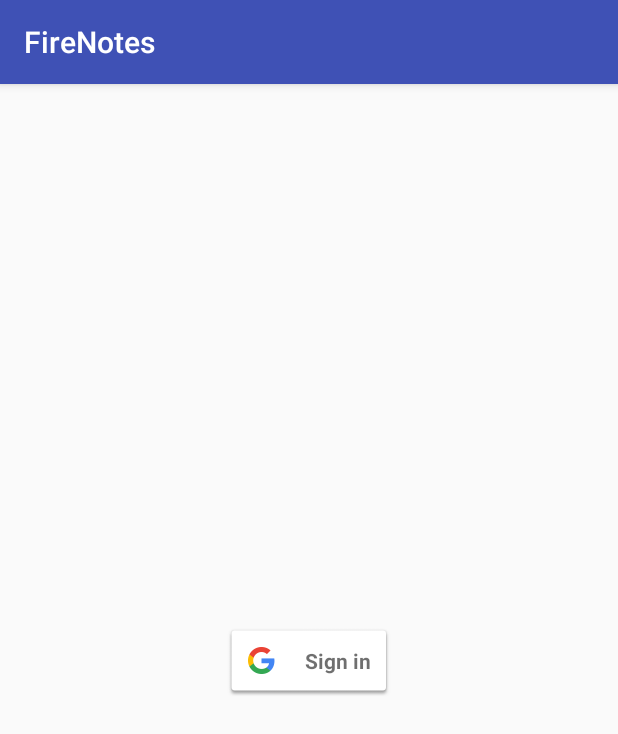
After one commit to akshay9732/Firenotes, an Android app: the LoginActivity screen opened directly, with no data from a screen before it, on a phone screen of 412 x 824 dp. The commit adds this screen. Shown: the top 734 px of the screen. Run offline under Robolectric (Android 15) with nearby library versions, the phone set to English and light mode, and no system bars; our stand-ins replace ButterKnife, Firebase (no records; nobody signed in at launch, a user with empty details on screens opened directly).

Commit message:
New commit for firenotes

```diff
--- /dev/null
+++ b/app/src/main/java/com/firenotes/firenotes/activities/LoginActivity.java
@@ -0,0 +1,126 @@
+package com.firenotes.firenotes.activities;
+
+import android.content.Intent;
+import android.os.Bundle;
+import android.support.annotation.NonNull;
+import android.support.v7.app.AppCompatActivity;
+import android.util.Log;
+import android.widget.Toast;
+
+import com.firenotes.firenotes.R;
+import com.google.android.gms.auth.api.Auth;
+import com.google.android.gms.auth.api.signin.GoogleSignInAccount;
+import com.google.android.gms.auth.api.signin.GoogleSignInOptions;
+import com.google.android.gms.auth.api.signin.GoogleSignInResult;
+import com.google.android.gms.common.ConnectionResult;
+import com.google.android.gms.common.SignInButton;
+import com.google.android.gms.common.api.GoogleApiClient;
+import com.google.android.gms.tasks.OnCompleteListener;
+import com.google.android.gms.tasks.Task;
+import com.google.firebase.auth.AuthCredential;
+import com.google.firebase.auth.AuthResult;
+import com.google.firebase.auth.FirebaseAuth;
+import com.google.firebase.auth.FirebaseUser;
+import com.google.firebase.auth.GoogleAuthProvider;
+
+import butterknife.BindView;
+import butterknife.ButterKnife;
+import butterknife.OnClick;
+
+public class LoginActivity extends AppCompatActivity implements GoogleApiClient.OnConnectionFailedListener {
+
+    @BindView(R.id.sign_in_button)
+    SignInButton signInButton;
+    private FirebaseAuth mAuth;
+    private static final int RC_SIGN_IN = 542;
+    private static final String TAG = LoginActivity.class.getName();
+    private GoogleApiClient mGoogleApiClient;
+
+    @Override
+    protected void onCreate(Bundle savedInstanceState) {
+        super.onCreate(savedInstanceState);
+        setContentView(R.layout.activity_login);
+        ButterKnife.bind(this);
+
+
+        GoogleSignInOptions gso = new GoogleSignInOptions.Builder(GoogleSignInOptions.DEFAULT_SIGN_IN)
+                .requestIdToken(getString(R.string.default_web_client_id))
+                .requestEmail()
+                .build();
+
+        mGoogleApiClient = new GoogleApiClient.Builder(this)
+                .enableAutoManage(this , this)
+                .addApi(Auth.GOOGLE_SIGN_IN_API, gso)
+                .build();
+
+        mAuth = FirebaseAuth.getInstance();
+
+    }
+
+    private void signIn() {
+        Intent signInIntent = Auth.GoogleSignInApi.getSignInIntent(mGoogleApiClient);
+        startActivityForResult(signInIntent, RC_SIGN_IN);
+    }
+
+    private void firebaseAuthWithGoogle(GoogleSignInAccount acct) {
+        Log.d(TAG, "firebaseAuthWithGoogle:" + acct.getId());
+
+        AuthCredential credential = GoogleAuthProvider.getCredential(acct.getIdToken(), null);
+        mAuth.signInWithCredential(credential)
+                .addOnCompleteListener(this, new OnCompleteListener<AuthResult>() {
+                    @Override
+                    public void onComplete(@NonNull Task<AuthResult> task) {
+                        if (task.isSuccessful()) {
+                            // Sign in success, update UI with the signed-in user's information
+                            Log.d(TAG, "signInWithCredential:success");
+                            FirebaseUser user = mAuth.getCurrentUser();
+                            //updateUI(user);
+                        } else {
+                            // If sign in fails, display a message to the user.
+                            Log.w(TAG, "signInWithCredential:failure", task.getException());
+                            Toast.makeText(LoginActivity.this, "Authentication failed.",
+                                    Toast.LENGTH_SHORT).show();
+                            //updateUI(null);
+                        }
+
+                        // ...
+                    }
+                });
+    }
+
+    @OnClick(R.id.sign_in_button)
+    public void onViewClicked() {
+        signIn();
+    }
+
+    @Override
+    public void onActivityResult(int requestCode, int resultCode, Intent data) {
+        super.onActivityResult(requestCode, resultCode, data);
+
+        // Result returned from launching the Intent from GoogleSignInApi.getSignInIntent(...);
+        if (requestCode == RC_SIGN_IN) {
+            GoogleSignInResult result = Auth.GoogleSignInApi.getSignInResultFromIntent(data);
+            if (result.isSuccess()) {
+                // Google Sign In was successful, authenticate with Firebase
+                GoogleSignInAccount account = result.getSignInAccount();
+                firebaseAuthWithGoogle(account);
+            } else {
+                // Google Sign In failed, update UI appropriately
+                // ...
+            }
+        }
+    }
+
+    @Override
+    public void onStart() {
+        super.onStart();
+        // Check if user is signed in (non-null) and update UI accordingly.
+        FirebaseUser currentUser = mAuth.getCurrentUser();
+        //updateUI(currentUser);
+    }
+
+    @Override
+    public void onConnectionFailed(@NonNull ConnectionResult connectionResult) {
+
+    }
+}
--- a/app/src/main/java/com/firenotes/firenotes/activities/NotesDetailActivity.java
+++ b/app/src/main/java/com/firenotes/firenotes/activities/NotesDetailActivity.java
@@ -22,4 +22,8 @@ public class NotesDetailActivity extends AppCompatActivity {
         setContentView(R.layout.activity_notes_detail);
         ButterKnife.bind(this);
     }
+
+    private void putValues(){
+
+    }
 }
--- /dev/null
+++ b/app/src/main/res/layout/activity_login.xml
@@ -0,0 +1,22 @@
+<?xml version="1.0" encoding="utf-8"?>
+<android.support.constraint.ConstraintLayout xmlns:android="http://schemas.android.com/apk/res/android"
+    xmlns:app="http://schemas.android.com/apk/res-auto"
+    xmlns:tools="http://schemas.android.com/tools"
+    android:layout_width="match_parent"
+    android:layout_height="match_parent"
+    tools:context="com.firenotes.firenotes.activities.LoginActivity">
+
+
+    <com.google.android.gms.common.SignInButton
+        android:id="@+id/sign_in_button"
+        android:layout_width="wrap_content"
+        android:layout_height="wrap_content"
+        android:layout_marginRight="8dp"
+        app:layout_constraintRight_toRightOf="parent"
+        android:layout_marginLeft="8dp"
+        app:layout_constraintLeft_toLeftOf="parent"
+        app:layout_constraintTop_toTopOf="parent"
+        android:layout_marginTop="8dp"
+        app:layout_constraintBottom_toBottomOf="parent"
+        android:layout_marginBottom="8dp" />
+</android.support.constraint.ConstraintLayout>
```
Also changed, not shown: app/build.gradle (+6 -2 lines), app/src/main/AndroidManifest.xml (+3 -4 lines), app/src/main/java/com/firenotes/firenotes/activities/MainActivity.java (+20 -0 lines), app/src/main/java/com/firenotes/firenotes/models/Note.java (+41 -1 lines), app/src/main/res/menu/main_menu.xml (added, +10 -0 lines), app/src/main/res/drawable-hdpi/ic_action_sync.png (added), app/src/main/res/drawable-mdpi/ic_action_sync.png (added), app/src/main/res/drawable-xhdpi/ic_action_sync.png (added), app/src/main/res/drawable-xxhdpi/ic_action_sync.png (added).
